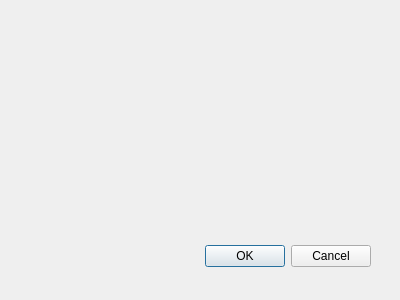
Before: the Qt Designer form creationprofil.ui in ThomasRaymond/TP2_PlatCpp, drawn with Qt 5.
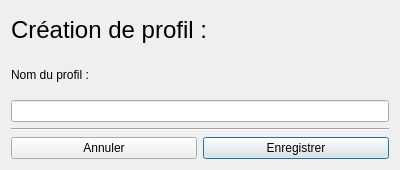
After: the same form once the commit is applied.

Commit message: feat : Ajout de profil

```diff
--- a/creationprofil.ui
+++ b/creationprofil.ui
@@ -9,28 +9,58 @@
     <x>0</x>
     <y>0</y>
     <width>400</width>
-    <height>300</height>
+    <height>170</height>
    </rect>
   </property>
   <property name="windowTitle">
    <string>Dialog</string>
   </property>
-  <widget class="QDialogButtonBox" name="buttonBox">
-   <property name="geometry">
-    <rect>
-     <x>30</x>
-     <y>240</y>
-     <width>341</width>
-     <height>32</height>
-    </rect>
-   </property>
-   <property name="orientation">
-    <enum>Qt::Horizontal</enum>
-   </property>
-   <property name="standardButtons">
-    <set>QDialogButtonBox::Cancel|QDialogButtonBox::Ok</set>
-   </property>
-  </widget>
+  <property name="modal">
+   <bool>true</bool>
+  </property>
+  <layout class="QGridLayout" name="gridLayout">
+   <item row="2" column="0" colspan="2">
+    <widget class="QLineEdit" name="inputNomProfil"/>
+   </item>
+   <item row="4" column="1">
+    <widget class="QPushButton" name="boutonEnregistrer">
+     <property name="text">
+      <string>Enregistrer</string>
+     </property>
+     <property name="default">
+      <bool>true</bool>
+     </property>
+    </widget>
+   </item>
+   <item row="4" column="0">
+    <widget class="QPushButton" name="BoutonAnnuler">
+     <property name="text">
+      <string>Annuler</string>
+     </property>
+    </widget>
+   </item>
+   <item row="1" column="0" colspan="2">
+    <widget class="QLabel" name="label_2">
+     <property name="text">
+      <string>Nom du profil :</string>
+     </property>
+    </widget>
+   </item>
+   <item row="0" column="0" colspan="2">
+    <widget class="QLabel" name="label">
+     <property name="text">
+      <string>&lt;html&gt;&lt;head/&gt;&lt;body&gt;&lt;p&gt;&lt;span style=&quot; font-size:18pt;&quot;&gt;Création de profil :&lt;/span&gt;&lt;/p&gt;&lt;/body&gt;&lt;/html&gt;</string>
+     </property>
+    </widget>
+   </item>
+   <item row="3" column="0" colspan="2">
+    <widget class="Line" name="line">
+     <property name="orientation">
+      <enum>Qt::Horizontal</enum>
+     </property>
+    </widget>
+   </item>
+  </layout>
  </widget>
  <pixmapfunction/>
  <resources/>
```
Left out of the diff: 40 changed lines with no effect on the pictures. The commit also changes 7 other files.
